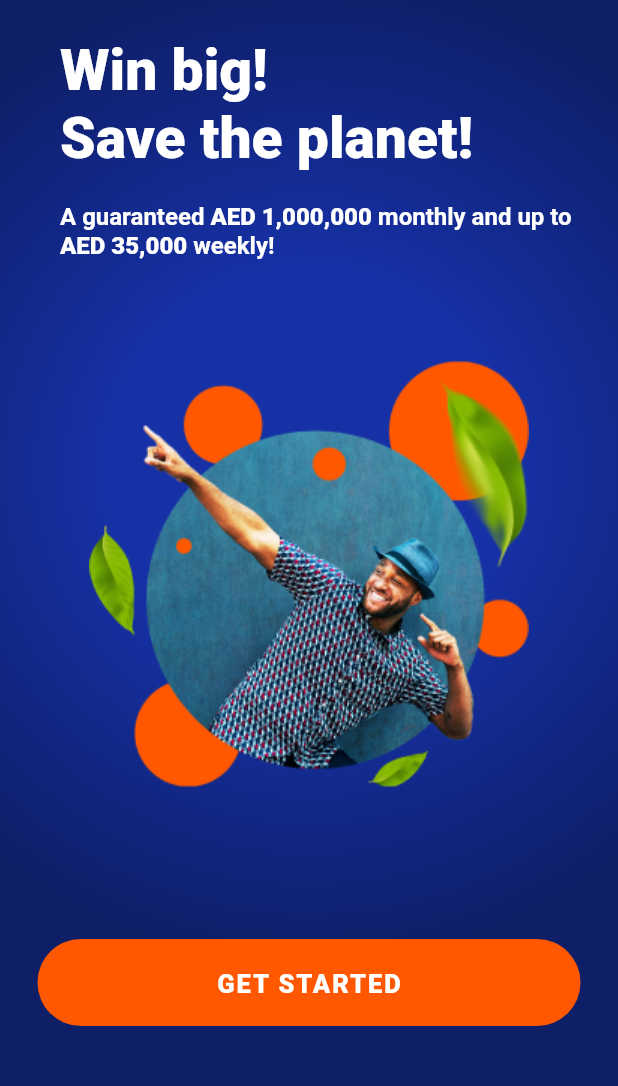
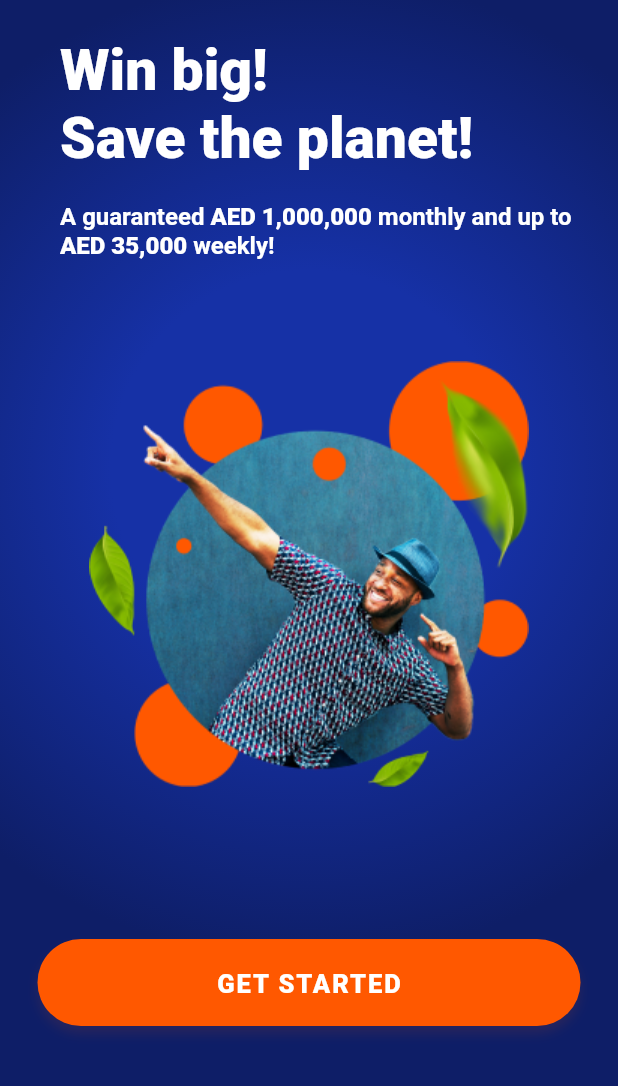
Before and after one commit to Chandravardhan-Singh/world_winner_flutter, a Flutter app: the screen it shows after launch, on a phone screen of 412 x 824 dp, the part 150-1236 px from its top. Run offline on Flutter 3.47's test engine with Material 2 defaults, Android fonts, the light colour scheme and no system bars; generated files the repository leaves out were written again.

Commit message:
button updated for shadow

```diff
--- a/lib/widget/button.dart
+++ b/lib/widget/button.dart
@@ -15,23 +15,31 @@ class Button extends StatelessWidget {
     return Row(
       mainAxisAlignment: MainAxisAlignment.center,
       children: [
-        InkWell(
-          enableFeedback: true,
-          excludeFromSemantics: true,
-          splashColor: Colors.black,
-          splashFactory: InkRipple.splashFactory,
-          onTap: onPressed,
-          child: Container(
+        Container(
           padding: const EdgeInsets.symmetric(vertical: 20),
-            decoration: const BoxDecoration(
-              color: Color.fromARGB(255, 255, 88, 0),
-              borderRadius: BorderRadius.all(
+          decoration: BoxDecoration(
+            boxShadow: [
+              BoxShadow(
+                color: const Color.fromARGB(255, 255, 88, 0).withOpacity(0.1),
+                blurRadius: 5.0, // soften the shadow
+                spreadRadius: 0.1, //extend the shadow
+                offset: const Offset(
+                  0.0, // Move to right 5  horizontally
+                  5.0, // Move to bottom 5 Vertically
+                ),
+              )
+            ],
+            color: const Color.fromARGB(255, 255, 88, 0),
+            borderRadius: const BorderRadius.all(
               Radius.circular(50),
             ),
           ),
           width: MediaQuery.of(context).size.width - 50,
           height: 58,
           alignment: Alignment.center,
+          child: InkWell(
+            enableFeedback: true,
+            onTap: onPressed,
             child: Text(
               text.toUpperCase(),
               style: const TextStyle(
```
Lines whose indentation alone changed are shown as unchanged.
